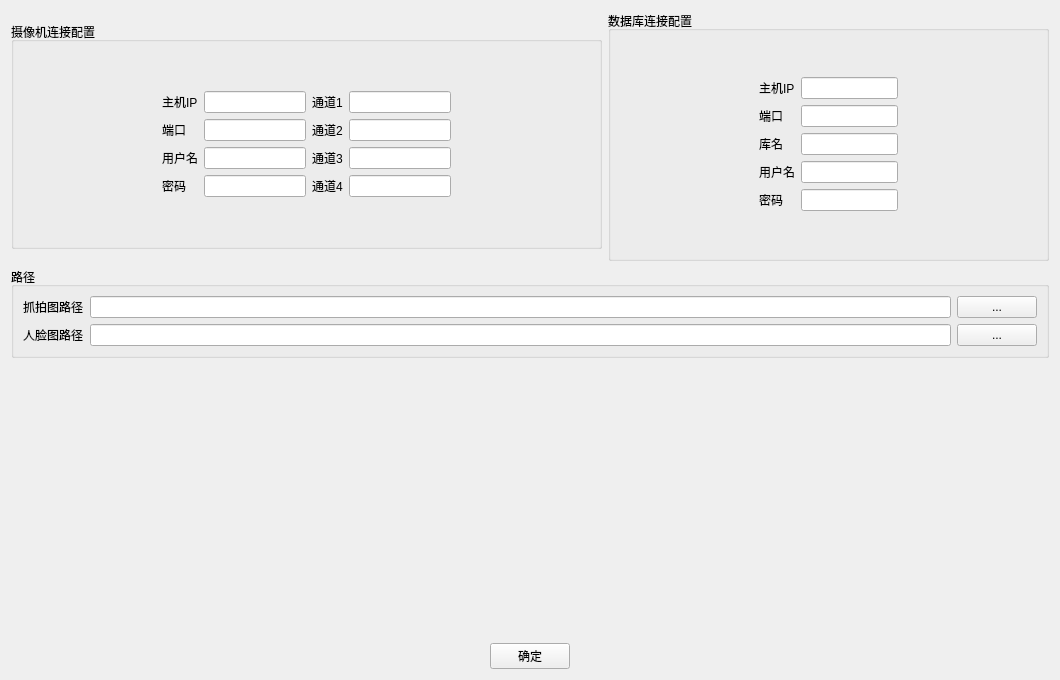
NevilleNoah/HikvisionCamera2, file settingsview.ui: the form before one commit.
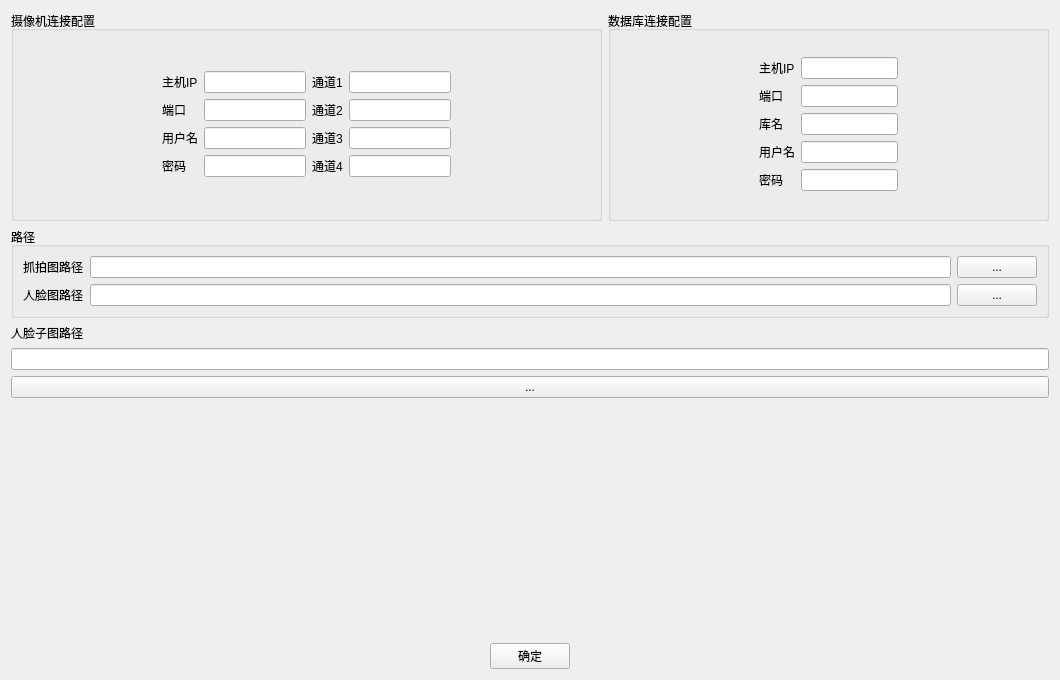
The form after the commit.

Commit message: 完成人脸子图显示

```diff
--- a/settingsview.ui
+++ b/settingsview.ui
@@ -398,6 +398,23 @@
      </layout>
     </widget>
    </item>
+   <item>
+    <widget class="QLabel" name="textDirFace">
+     <property name="text">
+      <string>人脸子图路径</string>
+     </property>
+    </widget>
+   </item>
+   <item>
+    <widget class="QLineEdit" name="edDirFace"/>
+   </item>
+   <item>
+    <widget class="QPushButton" name="btnFacePath">
+     <property name="text">
+      <string>...</string>
+     </property>
+    </widget>
+   </item>
    <item>
     <spacer name="verticalSpacer_5">
      <property name="orientation">
```
The commit also changes 8 other files.
